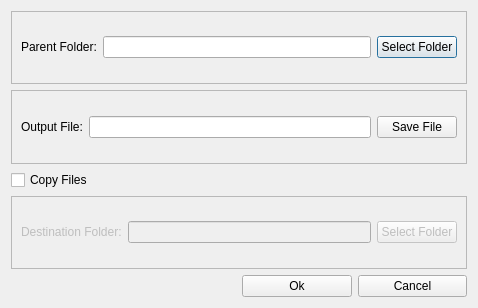
This is InventoryTools/ui_inventoryTools.ui in dsgoficial/DsgTools as Qt 5 draws it before an edit. The edited form follows.
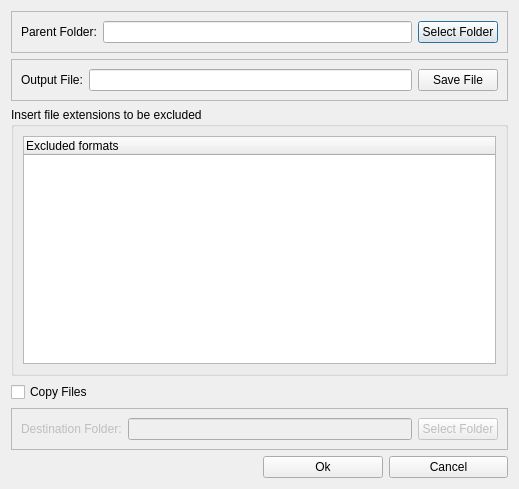
This is the edited form.

```diff
--- a/InventoryTools/ui_inventoryTools.ui
+++ b/InventoryTools/ui_inventoryTools.ui
@@ -6,14 +6,14 @@
    <rect>
     <x>0</x>
     <y>0</y>
-    <width>478</width>
-    <height>308</height>
+    <width>519</width>
+    <height>489</height>
    </rect>
   </property>
   <property name="windowTitle">
    <string>Inventory Tools</string>
   </property>
-  <layout class="QGridLayout" name="gridLayout">
+  <layout class="QGridLayout" name="gridLayout_5">
    <item row="0" column="0" colspan="2">
     <widget class="QFrame" name="frame">
      <property name="frameShape">
@@ -80,14 +80,32 @@
      </layout>
     </widget>
    </item>
-   <item row="2" column="0">
+   <item row="2" column="0" colspan="2">
+    <widget class="QGroupBox" name="groupBox">
+     <property name="title">
+      <string>Insert file extensions to be excluded</string>
+     </property>
+     <layout class="QGridLayout" name="gridLayout">
+      <item row="0" column="0">
+       <widget class="QTreeWidget" name="treeWidget">
+        <column>
+         <property name="text">
+          <string>Excluded formats</string>
+         </property>
+        </column>
+       </widget>
+      </item>
+     </layout>
+    </widget>
+   </item>
+   <item row="3" column="0">
     <widget class="QCheckBox" name="copyFilesCheckBox">
      <property name="text">
       <string>Copy Files</string>
      </property>
     </widget>
    </item>
-   <item row="3" column="0" colspan="2">
+   <item row="4" column="0" colspan="2">
     <widget class="QFrame" name="frame_3">
      <property name="enabled">
       <bool>false</bool>
@@ -123,7 +141,7 @@
      </layout>
     </widget>
    </item>
-   <item row="4" column="1">
+   <item row="5" column="1">
     <layout class="QHBoxLayout" name="horizontalLayout_4">
      <item>
       <widget class="QPushButton" name="okButton">
```
